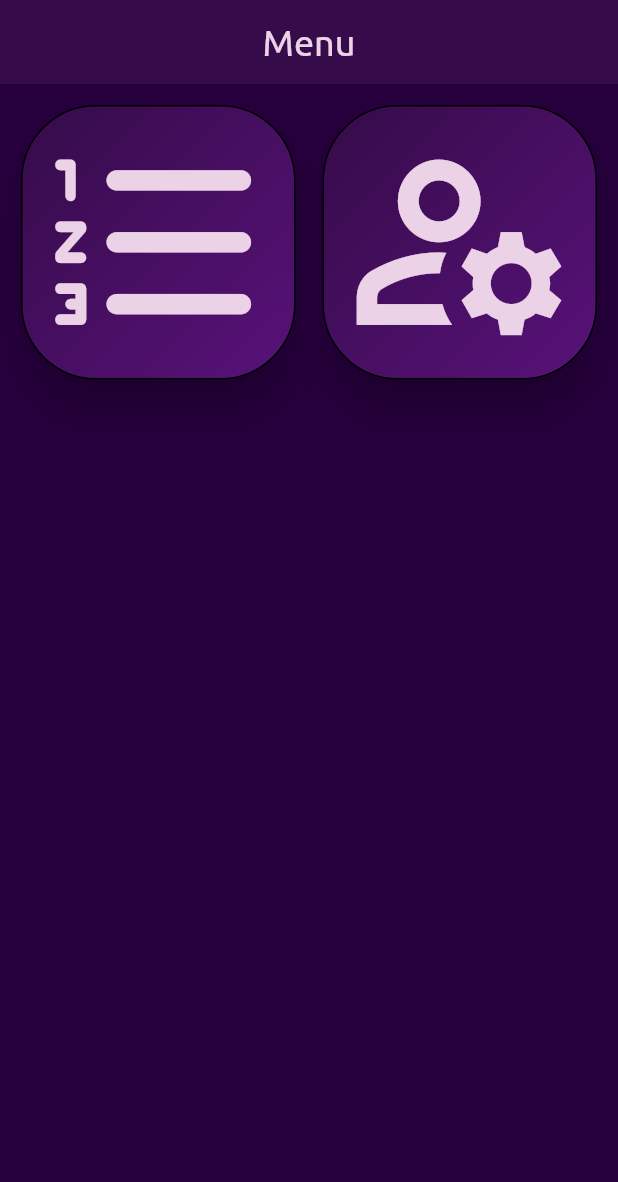
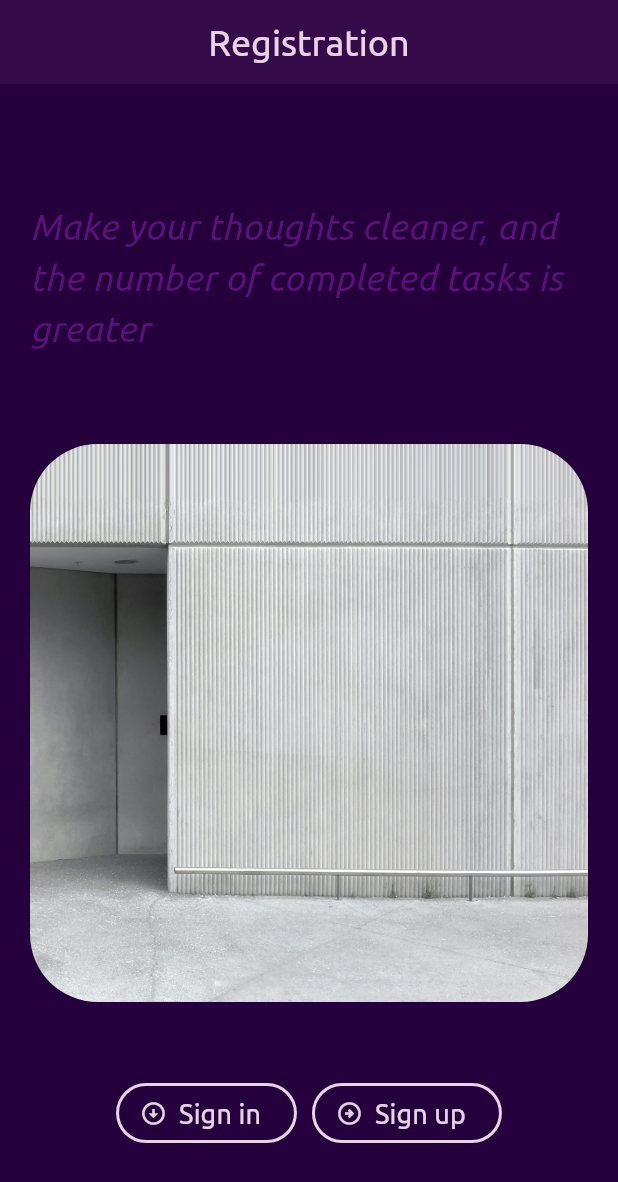
Before and after one commit to 1eG0ist/todo, a Flutter app: the screen it shows after launch, on a phone screen of 412 x 824 dp. Shown: the top 1182 px of the screen. Run offline on Flutter 3.47's test engine with Material 3 defaults, Android fonts, the phone set to English and light mode, and no system bars; our stand-ins replace firebase_auth, firebase_core; accounts and stored records are empty.

Commit message:
add firebaseAuth, add sign in, sign up

```diff
--- a/lib/pages/home.dart
+++ b/lib/pages/home.dart
@@ -1,6 +1,6 @@
 import 'package:flutter/material.dart';
 import 'package:todo/theme/app_theme.dart';
-import 'package:todo/theme/button_styles.dart';
+import 'package:todo/theme/buttons/button_styles.dart';
 import 'package:todo/theme/gradients.dart';
 import 'package:todo/theme/text_styles.dart';
 
@@ -40,7 +40,7 @@ class _HomeState extends State<Home> {
     return Scaffold(
         backgroundColor: AppTheme.colors.spacePurple,
         appBar: AppBar(
-          title: Text("To-do list", style: mainTextStyle),
+          title: Text("To-do list", style: bigTextStyle),
           centerTitle: true,
           backgroundColor: AppTheme.colors.darkPurple,
           // actions: [
@@ -116,7 +116,7 @@ class _HomeState extends State<Home> {
           onPressed: () {
             showDialog(context: context, builder: (BuildContext context) {
               return AlertDialog(
-                title: Text("Add task (30 symbols): ", style: mainTextStyle,),
+                title: Text("Add task (50 symbols): ", style: mainTextStyle,),
                 backgroundColor: AppTheme.colors.darkPurple,
                 content: TextField( // TODO add auto focus when dialog opening
                   style: mainTextStyle,
--- a/lib/pages/menu.dart
+++ b/lib/pages/menu.dart
@@ -5,8 +5,6 @@ import 'package:todo/cards/main_menu_card.dart';
 
 class Menu extends StatelessWidget {
   const Menu({super.key});
-
-
 
   @override
   Widget build(BuildContext context) {
@@ -32,7 +30,7 @@ class Menu extends StatelessWidget {
               Text("Tasks", style: bigTextStyle),
               () {
                 // TODO change arrow color on todo page
-                Navigator.pushNamed(context, '/todo');
+                Navigator.pushNamed(context, '/menu/todo');
               }
             ),
             menuCard(
--- a/lib/pages/preload.dart
+++ b/lib/pages/preload.dart
@@ -1,37 +1,27 @@
+import 'package:firebase_auth/firebase_auth.dart';
 import 'package:flutter/material.dart';
-import 'package:todo/theme/app_theme.dart';
+import 'package:todo/pages/registration_area/registration.dart';
 
-class Preload extends StatefulWidget {
+import 'home.dart';
+
+
+class Preload extends StatelessWidget {
   const Preload({super.key});
-
-  @override
-  State<Preload> createState() => _PreloadState();
-}
-
-class _PreloadState extends State<Preload> {
-
-  void checkRegistration() {
-    bool userRegistration = true;
-    /*
-    * TODO create local storage or another variant for user info, then check is user registered or no
-    * */
-    if (userRegistration) {
-      Navigator.pushAndRemoveUntil(context, '/' as Route<Object?>, (route) => false);
-    }
-  }
-
-  @override
-  void initState() {
-    super.initState();
-
-    checkRegistration();
-  }
 
   @override
   Widget build(BuildContext context) {
     return Scaffold(
-      backgroundColor: AppTheme.colors.spacePurple,
+      body: StreamBuilder<User?>(
+        stream: FirebaseAuth.instance.authStateChanges(),
+        builder: (context, snapshot) {
+          print("Zashel suda");
+          if (snapshot.hasData) {
+            return Home();
+          } else {
+            return Registration();
+          }
+        },
+      )
     );
   }
-
 }
--- a/lib/pages/registration.dart
+++ /dev/null
@@ -1 +0,0 @@
-import 'package:flutter/material.dart';
--- /dev/null
+++ b/lib/pages/registration_area/registration.dart
@@ -0,0 +1,79 @@
+import 'package:flutter/material.dart';
+import 'package:todo/theme/text_styles.dart';
+import '../../theme/app_theme.dart';
+import '../../theme/buttons/button_styles.dart';
+import 'routes.dart';
+
+class Registration extends StatefulWidget {
+  const Registration({super.key});
+
+  @override
+  State<Registration> createState() => _RegistrationState();
+}
+
+class _RegistrationState extends State<Registration> {
+  @override
+  Widget build(BuildContext context) {
+    return Scaffold(
+      backgroundColor: AppTheme.colors.spacePurple,
+      appBar: AppBar(
+        title: Text("Registration", style: bigTextStyle),
+        centerTitle: true,
+        backgroundColor: AppTheme.colors.darkPurple,
+      ),
+      body: Column(
+        mainAxisAlignment: MainAxisAlignment.center,
+        children: [
+          Container(
+            padding: const EdgeInsets.all(20),
+            child: Text("Make your thoughts cleaner, and the number of completed tasks is greater",
+                style: italicTextStyle
+            ),
+          ),
+          const SizedBox(height: 20),
+          Container(
+            padding: const EdgeInsets.all(20),
+            child: FittedBox(
+              child: ClipRRect(
+                borderRadius: BorderRadius.circular(100), // Image border
+                child: SizedBox.fromSize(
+                  size: Size.fromRadius(MediaQuery.of(context).size.width), // Image radius
+                  child: const Image(image: AssetImage('assets/images/registr.png')),
+                ),
+              )
+            ),
+          ),
+
+          const SizedBox(height: 30),
+          Row(
+            mainAxisAlignment: MainAxisAlignment.center,
+            children: [
+              /*
+              * TODO create original outlined button with gradients and reusible syntaxis
+              * */
+              OutlinedButton.icon(
+                icon: Icon(Icons.arrow_circle_down_sharp, color:AppTheme.colors.pinkWhite),
+                label: Text("Sign in", style: mainTextStyle),
+                onPressed: () => {
+                  Navigator.of(context).push(createSignInRoute())
+                },
+                style: outlinedButtonStyle
+              ),
+
+              const SizedBox(width: 10),
+
+              OutlinedButton.icon(
+                icon: Icon(Icons.arrow_circle_right_outlined, color:AppTheme.colors.pinkWhite),
+                label: Text("Sign up", style: mainTextStyle),
+                onPressed: () => {
+                  Navigator.of(context).push(createSignUpRoute())
+                },
+                style: outlinedButtonStyle
+              ),
+            ],
+          )
+        ],
+      )
+    );
+  }
+}
--- a/lib/theme/button_styles.dart
+++ b/lib/theme/buttons/button_styles.dart
@@ -7,3 +7,10 @@ import 'package:todo/theme/app_theme.dart';
 ButtonStyle elevatedButtonStyle = ButtonStyle(
   backgroundColor: MaterialStateProperty.all(AppTheme.colors.purple)
 );
+
+ButtonStyle outlinedButtonStyle = ElevatedButton.styleFrom(
+  side: BorderSide(width: 2.0, color: AppTheme.colors.pinkWhite),
+  shape: RoundedRectangleBorder(
+    borderRadius: BorderRadius.circular(32.0),
+  ),
+);
--- a/lib/theme/colors.dart
+++ b/lib/theme/colors.dart
@@ -4,6 +4,7 @@ import 'package:flutter/material.dart';
 class AppColors {
   final white = const Color(0xFFFFFFFF);
   final pinkWhite = const Color(0xFFebd2e7); // designed for texts
+  final hintPinkWhite = const Color(0x77ebd2e7); // designed for hints
   final black = const Color(0xFF000000);
   final spacePurple = const Color(0xFF26003D); // designed for backgrounds
   final darkPurple = const Color(0xFF350b49);
--- a/lib/theme/text_styles.dart
+++ b/lib/theme/text_styles.dart
@@ -9,6 +9,14 @@ var mainTextStyle = TextStyle(
   color: AppTheme.colors.pinkWhite,
 );
 
+var italicTextStyle = TextStyle(
+  fontStyle: FontStyle.italic,
+  fontSize: 24,
+  fontFamily: 'Ubuntu',
+  fontWeight: FontWeight.w400,
+  color: AppTheme.colors.purple,
+);
+
 var bigTextStyle = TextStyle(
   fontSize: 24,
   fontFamily: 'Ubuntu',
--- a/pubspec.yaml
+++ b/pubspec.yaml
@@ -36,6 +36,8 @@ dependencies:
   # Use with the CupertinoIcons class for iOS style icons.
   cupertino_icons: ^1.0.2
   firebase_core: ^2.25.3
+  firebase_auth: ^4.17.3
+  shared_preferences: ^2.2.2
 
 dev_dependencies:
   flutter_test:
@@ -60,7 +62,8 @@ flutter:
   uses-material-design: true
 
   # To add assets to your application, add an assets section, like this:
-  # assets:
+  assets:
+    - assets/images/registr.png
 
 
   # An image asset can refer to one or more resolution-specific "variants", see
```
Also changed, not shown: lib/main.dart (+13 -5 lines), lib/pages/registration_area/routes.dart (added, +40 -0 lines), lib/pages/registration_area/sign_in.dart (added, +146 -0 lines), lib/pages/registration_area/sign_up.dart (added, +185 -0 lines), lib/theme/buttons/container_button_decorations.dart (added, +7 -0 lines), lib/theme/text_fields/text_field_decorations/default_text_field_decoration.dart (added, +12 -0 lines), assets/images/registr.png (added), assets/task_guy.svg (deleted), lib/firebase_options.dart, 1 other file.
